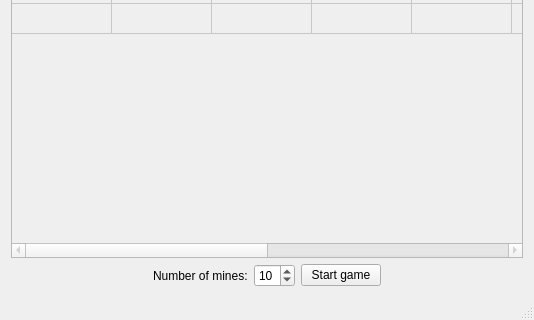
First picture: the form in mines.ui, repository pavolmarak/minesweeper, before the edit; both pictures show x 0 to 534 and y 295 to 615 of the 534 by 615 pixel window.
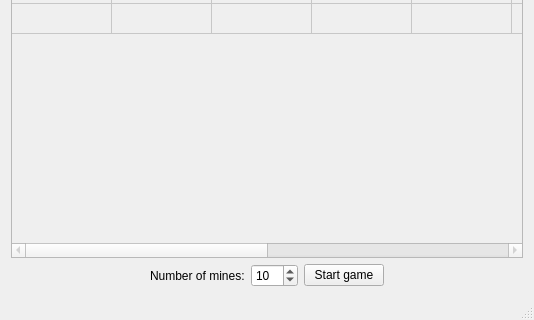
Second picture: the form after the edit. Custom widgets are drawn as their Qt base class.

```diff
--- a/mines.ui
+++ b/mines.ui
@@ -226,6 +226,12 @@
         </item>
         <item>
          <widget class="QSpinBox" name="noMinesSpinBox">
+          <property name="minimum">
+           <number>0</number>
+          </property>
+          <property name="maximum">
+           <number>100</number>
+          </property>
           <property name="value">
            <number>10</number>
           </property>
```
